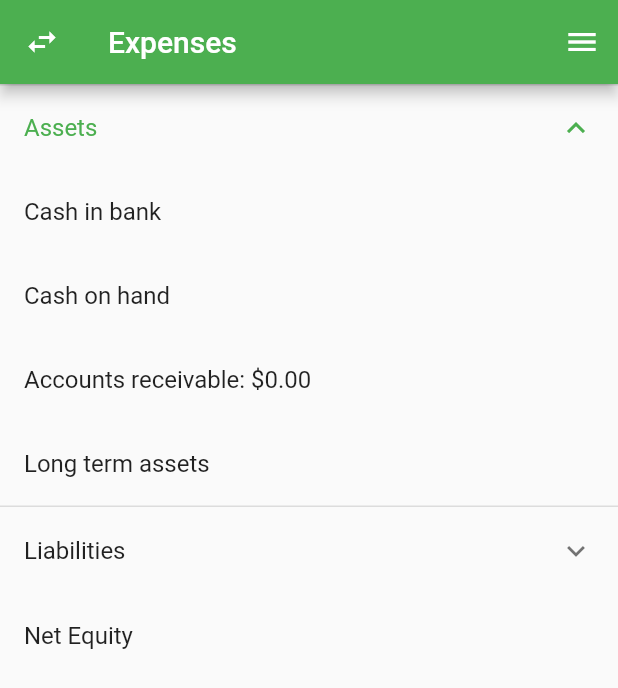
After one commit to curriei/money-manager, a Flutter app: the BalanceSheet screen opened by its route, after a tap on "Assets", on a phone screen of 412 x 824 dp. The commit adds this screen. Shown: the top 688 px of the screen. Run offline on Flutter 3.47's test engine with Material 2 defaults, Android fonts, the phone set to English and light mode, and no system bars; our stand-ins replace flutter_datetime_picker, flutter_masked_text.

Commit message:
Basic balance sheet implementation

```diff
--- a/lib/API.dart
+++ b/lib/API.dart
@@ -5,6 +5,7 @@ class ExpenseList {
   static double grandTotal = 0.0;
   static int numExpenses = 0;
   static int numReimburses = 0;
+  static double totalReimburse = 0.0;
 
   static int addExpense(double amount, String account, DateTime date, bool reimburse){
     expenses.add({'account': account,'amount': amount, 'date' : date, 'reimburse' : reimburse});
@@ -14,6 +15,7 @@ class ExpenseList {
       total[account] = 0;
     }
     numReimburses += reimburse ? 1 : 0;
+    totalReimburse += reimburse ? amount : 0;
     total[account]+=amount;
     grandTotal += amount;
     return numExpenses++;
@@ -46,4 +48,7 @@ class ExpenseList {
   static int getNumReimburesements(){
     return numReimburses;
   }
+  static String getTotalReimburse(){
+    return totalReimburse.toStringAsFixed(2);
+  }
 }
--- /dev/null
+++ b/lib/BalanceSheet.dart
@@ -0,0 +1,38 @@
+import 'package:flutter/cupertino.dart';
+import 'package:flutter/material.dart';
+
+import 'API.dart';
+import 'Menu.dart';
+
+class BalanceSheet extends StatelessWidget{
+  @override
+  Widget build(BuildContext context) {
+    return(
+      Scaffold(
+        appBar: AppBar(
+          title: Text('Expenses'),
+          leading: Icon(Icons.swap_horiz),
+        ),
+        endDrawer: Menu(),
+        body: ListView(
+          children: <Widget>[
+            ExpansionTile(title: Text("Assets"),
+              children: <Widget>[
+                ListTile(title: Text("Cash in bank"),),
+                ListTile(title: Text("Cash on hand")),
+                ListTile(title: Text("Accounts receivable: \$${ExpenseList.getTotalReimburse()}")),
+                ListTile(title: Text("Long term assets")),
+              ],
+            ),
+            ExpansionTile(title: Text("Liabilities"),
+              children: <Widget>[
+                ListTile(title: Text("Accounts Payable")),
+                ListTile(title: Text("Long term liabilities")),
+              ],),
+            ListTile(title: Text("Net Equity")),
+          ],
+        )
+      )
+    );
+  }
+}
--- a/lib/NewExpense.dart
+++ b/lib/NewExpense.dart
@@ -2,7 +2,6 @@ import 'package:flutter/cupertino.dart';
 import 'package:flutter/material.dart';
 import 'package:flutter_masked_text/flutter_masked_text.dart';
 import 'package:flutter_datetime_picker/flutter_datetime_picker.dart';
-
 import 'API.dart';
 
 class NewExpense extends StatefulWidget{
--- a/lib/Reimbursements.dart
+++ b/lib/Reimbursements.dart
@@ -38,6 +38,10 @@ class _ReimbursementState extends State<ReimbursementsSF>{
                 subtitle: Text(expense['account'] + ": \$${expense['amount'].toStringAsFixed(2)}"),
                 trailing: Checkbox(
                   value: expense['reimburse'],
+
+
+                  //TODO: When reimbursed, onChanged should update the API to show that the accountsReceivable moved to cash
+
                   onChanged: (val) {setState(() {
                     expense['reimburse'] = val;
                   });},
--- a/lib/main.dart
+++ b/lib/main.dart
@@ -1,6 +1,7 @@
 import 'dart:math';
 
 import 'package:flutter/material.dart';
+import 'package:moneymanager/BalanceSheet.dart';
 
 import 'API.dart';
 import 'Menu.dart';
@@ -25,6 +26,7 @@ class MyApp extends StatelessWidget {
         NewExpense.routeName: (context) => NewExpense(),
         Menu.listExpensesRouteName: (context) => ListExpenses(),
         Menu.reimbursementsRouteName: (context) => Reimbursements(),
+        Menu.balanceRouteName: (context) => BalanceSheet(),
       },
     );
   }
```
Also changed, not shown: lib/Menu.dart (+8 -3 lines).
